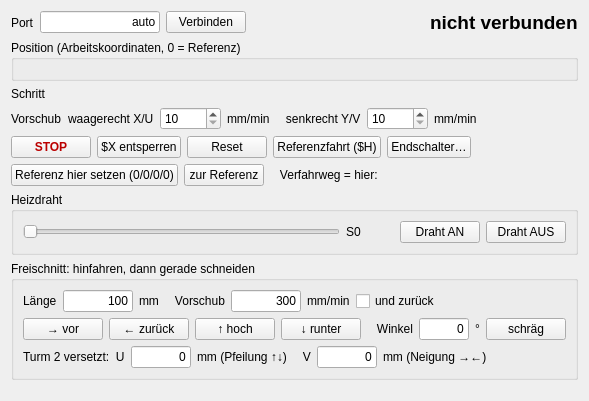
vheinitz/foamcut, file host/foamcut/qt/ui/machinepage.ui: the form before one commit.
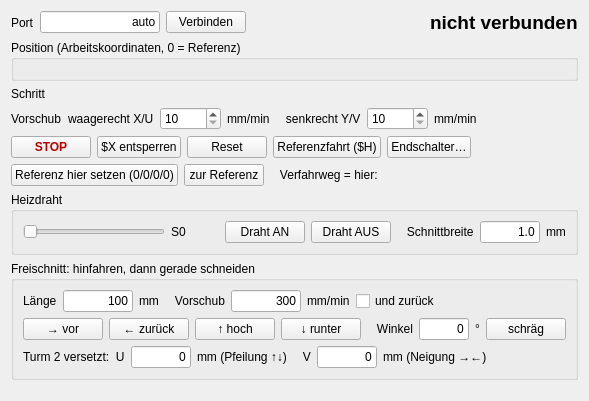
The form after the commit.

Commit message:
Schnittbreite (Kerf) nur noch einmal: in machine.json statt je Datei
Fluegel, Formen und Stapel nutzen machine.kerf_mm; eingeben auf der
Maschinenseite (Heizdraht) oder `foamcut machine set --kerf`. Ein `kerf`
in alten .wing/.shape-Dateien wird ueberlesen. Aenderung auf der
Maschinenseite laesst die Entwurfsseiten neu rechnen.

idee/zukunft.md: geschwindigkeitsabhaengiger Kerf und Langsamschnitt mit
Haltestegen - Idee und Einschaetzung.

Claude-Session: https://claude.ai/code/session_01QNkYf1gq316zPTRfzf4ecE

The edit to the form file:
```diff
--- a/host/foamcut/qt/ui/machinepage.ui
+++ b/host/foamcut/qt/ui/machinepage.ui
@@ -66,6 +66,9 @@
  <item><widget class="QLabel" name="power_lbl"><property name="text"><string>S0</string></property><property name="styleSheet"><string>min-width:48px;</string></property></widget></item>
  <item><widget class="QPushButton" name="b_wire_on"><property name="text"><string>Draht AN</string></property></widget></item>
  <item><widget class="QPushButton" name="b_wire_off"><property name="text"><string>Draht AUS</string></property></widget></item>
+ <item><widget class="QLabel" name="kerf_lbl"><property name="text"><string>   Schnittbreite</string></property><property name="toolTip"><string>Breite des Schmelzkanals; gilt fuer Fluegel, Formen und Stapel. Testschnitt messen.</string></property></widget></item>
+ <item><widget class="QLineEdit" name="kerf"><property name="text"><string>1.0</string></property><property name="maximumSize"><size><width>60</width><height>16777215</height></size></property><property name="alignment"><set>Qt::AlignRight|Qt::AlignVCenter</set></property></widget></item>
+ <item><widget class="QLabel" name="kerf_unit"><property name="text"><string>mm</string></property></widget></item>
 </layout>
     </widget>
    </item>
```
The commit also changes 14 other files.
